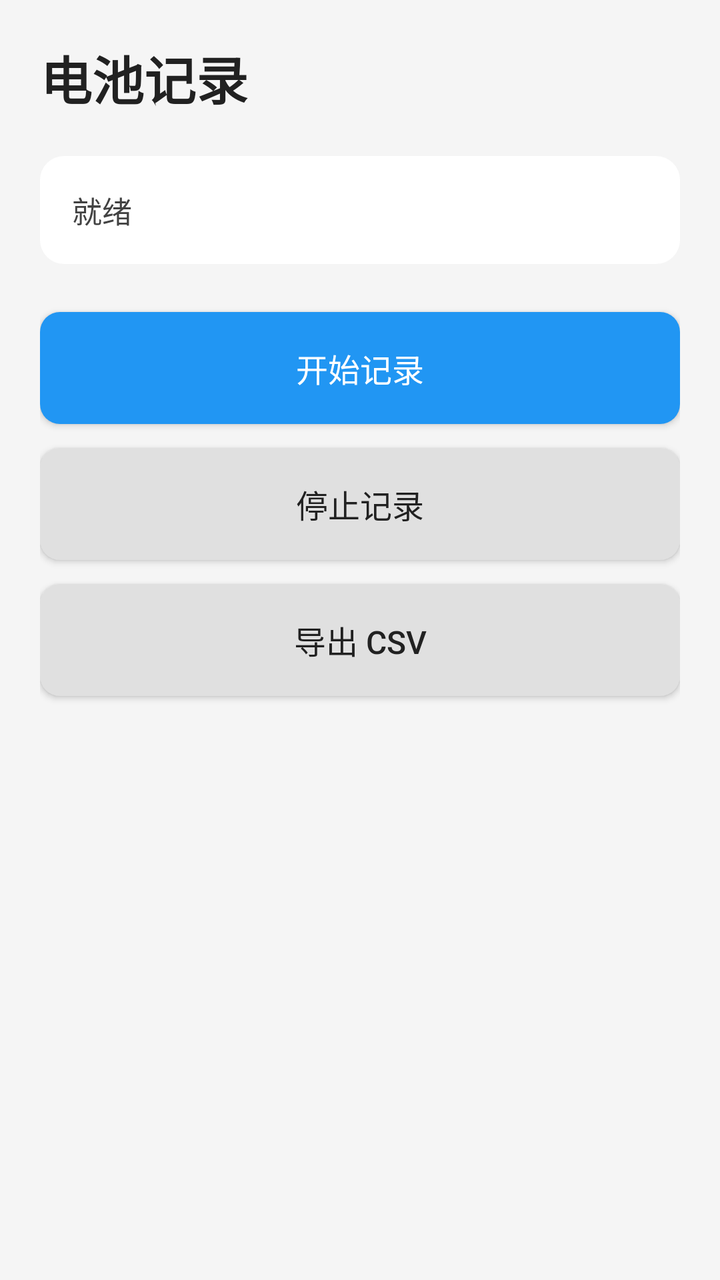
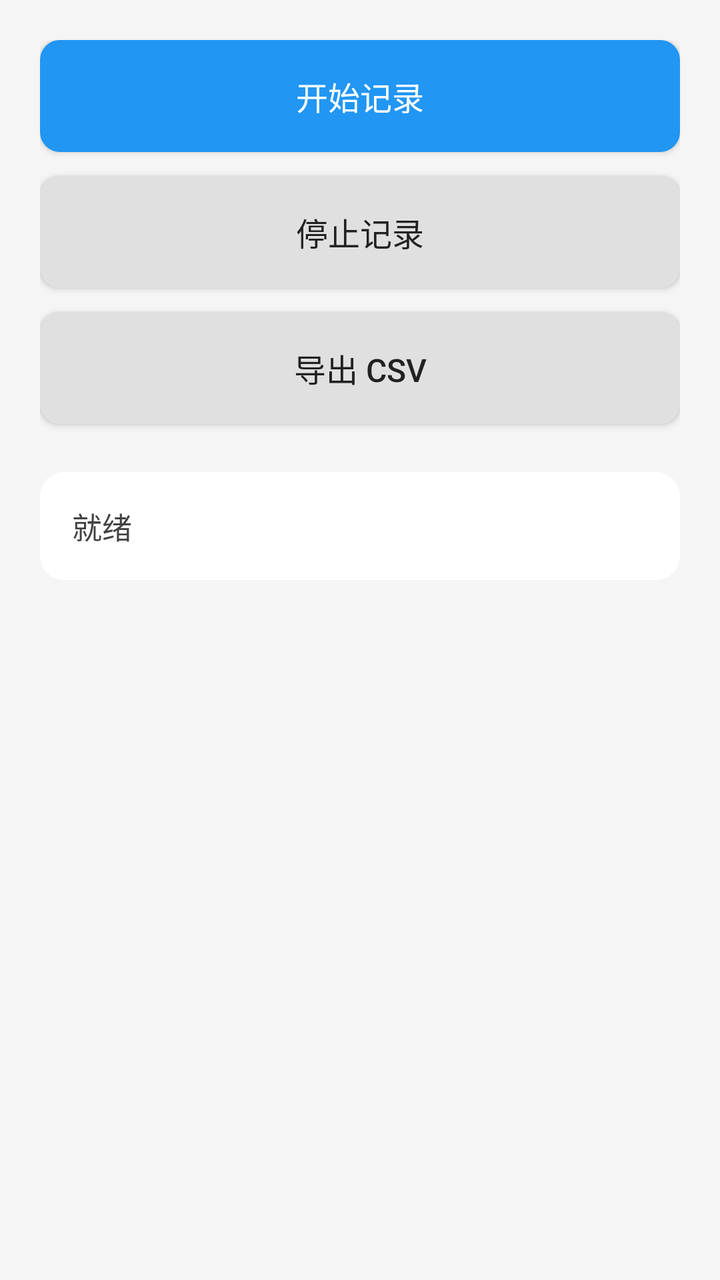

Two renders of the same Android screen: before a commit and after it. Below are the layout's source before the change and the commit's diff.
<!-- AndroidManifest.xml: application theme AppTheme -->
<!-- res/layout/activity_main.xml -->
<?xml version="1.0" encoding="utf-8"?>
<ScrollView xmlns:android="http://schemas.android.com/apk/res/android"
    android:layout_width="match_parent"
    android:layout_height="match_parent"
    android:background="#F5F5F5"
    android:fillViewport="true">

    <LinearLayout
        android:layout_width="match_parent"
        android:layout_height="wrap_content"
        android:orientation="vertical"
        android:padding="20dp">

        
        <TextView
            android:layout_width="wrap_content"
            android:layout_height="wrap_content"
            android:text="电池记录"
            android:textSize="26sp"
            android:textStyle="bold"
            android:textColor="#212121"
            android:layout_marginBottom="20dp" />

        
        <LinearLayout
            android:layout_width="match_parent"
            android:layout_height="wrap_content"
            android:background="@drawable/card_bg"
            android:orientation="vertical"
            android:padding="16dp"
            android:layout_marginBottom="24dp">

            <TextView
                android:id="@+id/statusText"
                android:layout_width="match_parent"
                android:layout_height="wrap_content"
                android:text="就绪"
                android:textSize="15sp"
                android:textColor="#424242"
                android:lineSpacingExtra="4dp" />
        </LinearLayout>

        
        <Button
            android:id="@+id/btnStart"
            android:layout_width="match_parent"
            android:layout_height="56dp"
            android:text="开始记录"
            android:textSize="16sp"
            android:textColor="#FFFFFF"
            android:background="@drawable/button_start_bg"
            android:layout_marginBottom="12dp" />

        
        <Button
            android:id="@+id/btnStop"
            android:layout_width="match_parent"
            android:layout_height="56dp"
            android:text="停止记录"
            android:textSize="16sp"
            android:textColor="#212121"
            android:background="@drawable/button_secondary_bg"
            android:layout_marginBottom="12dp" />

        
        <Button
            android:id="@+id/btnExport"
            android:layout_width="match_parent"
            android:layout_height="56dp"
            android:text="导出 CSV"
            android:textSize="16sp"
            android:textColor="#212121"
            android:background="@drawable/button_secondary_bg" />

    </LinearLayout>
</ScrollView>
<!-- resources referenced by this layout -->
<resources>
  <!-- drawable button_secondary_bg (drawable) -->
  <?xml version="1.0" encoding="utf-8"?>
  <shape xmlns:android="http://schemas.android.com/apk/res/android">
      <corners android:radius="10dp" />
      <solid android:color="#E0E0E0" />
  </shape>
  <!-- drawable button_start_bg (drawable) -->
  <?xml version="1.0" encoding="utf-8"?>
  <shape xmlns:android="http://schemas.android.com/apk/res/android">
      <corners android:radius="10dp" />
      <solid android:color="#2196F3" />
  </shape>
  <!-- drawable card_bg (drawable) -->
  <?xml version="1.0" encoding="utf-8"?>
  <shape xmlns:android="http://schemas.android.com/apk/res/android">
      <corners android:radius="12dp" />
      <solid android:color="#FFFFFF" />
  </shape>
  <style name="AppTheme" parent="@android:style/Theme.Material.Light.DarkActionBar">
          <item name="android:colorPrimary">#2196F3</item>
          <item name="android:colorPrimaryDark">#1976D2</item>
          <item name="android:colorAccent">#2196F3</item>
      </style>
</resources>

<!-- the commit's change to res/layout/activity_main.xml (unified diff, before → after) -->
@@ -10,35 +10,6 @@
         android:layout_height="wrap_content"
         android:orientation="vertical"
         android:padding="20dp">
-
-        
-        <TextView
-            android:layout_width="wrap_content"
-            android:layout_height="wrap_content"
-            android:text="电池记录"
-            android:textSize="26sp"
-            android:textStyle="bold"
-            android:textColor="#212121"
-            android:layout_marginBottom="20dp" />
-
-        
-        <LinearLayout
-            android:layout_width="match_parent"
-            android:layout_height="wrap_content"
-            android:background="@drawable/card_bg"
-            android:orientation="vertical"
-            android:padding="16dp"
-            android:layout_marginBottom="24dp">
-
-            <TextView
-                android:id="@+id/statusText"
-                android:layout_width="match_parent"
-                android:layout_height="wrap_content"
-                android:text="就绪"
-                android:textSize="15sp"
-                android:textColor="#424242"
-                android:lineSpacingExtra="4dp" />
-        </LinearLayout>
 
         
         <Button
@@ -70,7 +41,26 @@
             android:text="导出 CSV"
             android:textSize="16sp"
             android:textColor="#212121"
-            android:background="@drawable/button_secondary_bg" />
+            android:background="@drawable/button_secondary_bg"
+            android:layout_marginBottom="24dp" />
+
+        
+        <LinearLayout
+            android:layout_width="match_parent"
+            android:layout_height="wrap_content"
+            android:background="@drawable/card_bg"
+            android:orientation="vertical"
+            android:padding="16dp">
+
+            <TextView
+                android:id="@+id/statusText"
+                android:layout_width="match_parent"
+                android:layout_height="wrap_content"
+                android:text="就绪"
+                android:textSize="15sp"
+                android:textColor="#424242"
+                android:lineSpacingExtra="4dp" />
+        </LinearLayout>
 
     </LinearLayout>
 </ScrollView>
